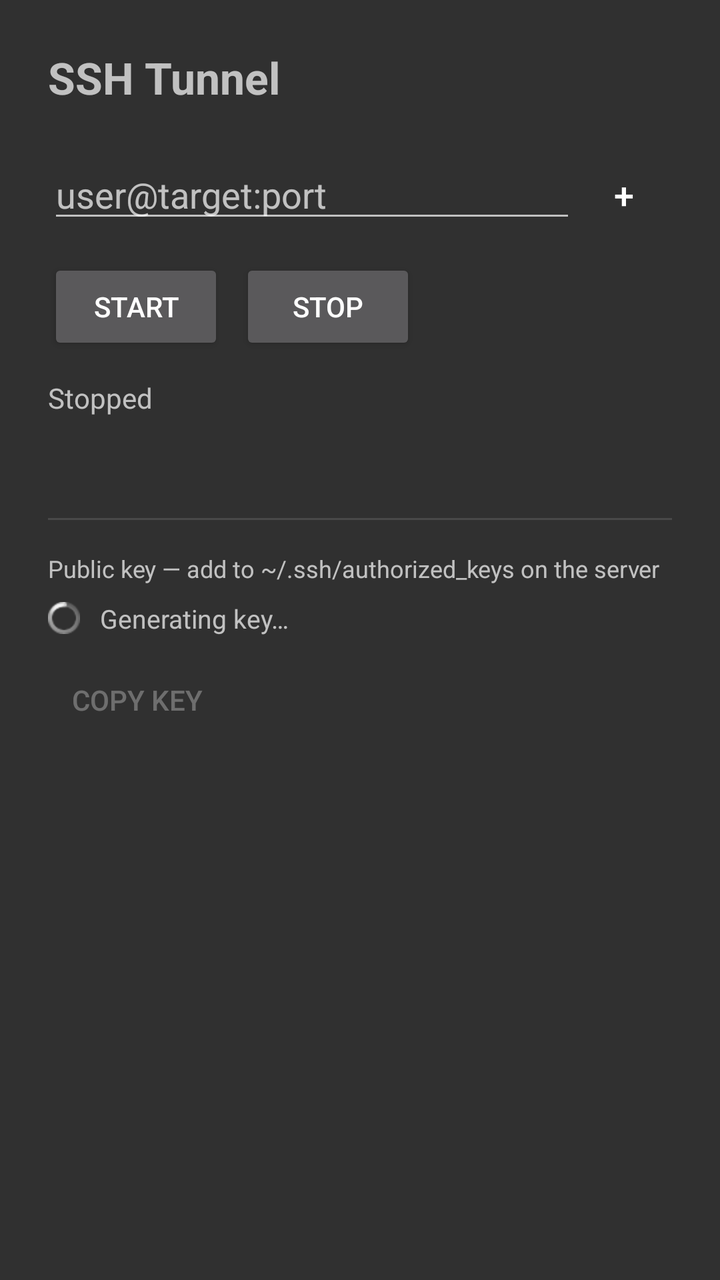
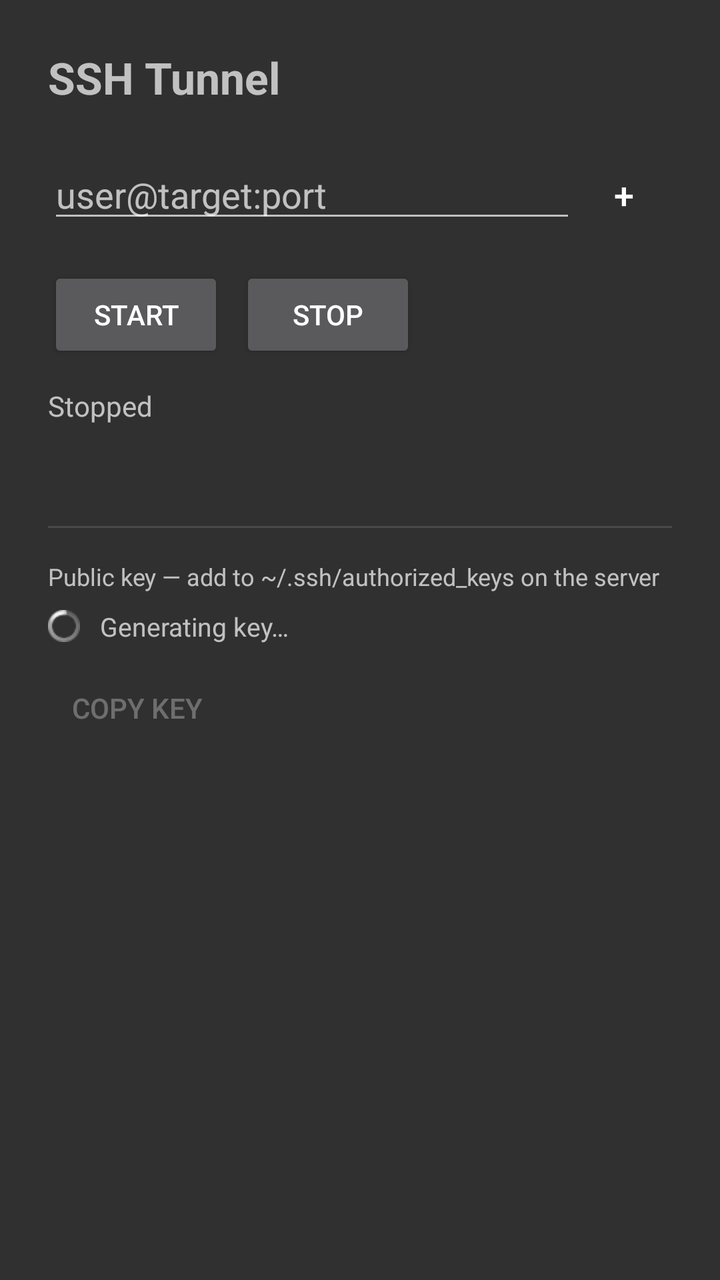

An Android layout rendered at two revisions. The XML below is the earlier revision; the diff shows what the commit changed to produce the second picture.
<!-- AndroidManifest.xml: activity theme Theme.AppCompat.NoActionBar -->
<!-- res/layout/activity_main.xml -->
<?xml version="1.0" encoding="utf-8"?>
<ScrollView xmlns:android="http://schemas.android.com/apk/res/android"
    android:layout_width="match_parent"
    android:layout_height="match_parent">

    <LinearLayout
        android:layout_width="match_parent"
        android:layout_height="wrap_content"
        android:orientation="vertical"
        android:padding="24dp">

        <TextView
            android:layout_width="wrap_content"
            android:layout_height="wrap_content"
            android:text="SSH Tunnel"
            android:textSize="22sp"
            android:textStyle="bold"
            android:layout_marginBottom="20dp" />

        <LinearLayout
            android:layout_width="match_parent"
            android:layout_height="wrap_content"
            android:orientation="horizontal"
            android:layout_marginBottom="8dp">

            <EditText
                android:id="@+id/serverInput"
                android:layout_width="0dp"
                android:layout_height="wrap_content"
                android:layout_weight="1"
                android:hint="user@target:port"
                android:inputType="textNoSuggestions|textVisiblePassword"
                android:singleLine="true" />

            <Button
                android:id="@+id/btnToggleJump"
                android:layout_width="48dp"
                android:layout_height="wrap_content"
                android:text="+"
                android:textSize="18sp"
                style="@style/Widget.AppCompat.Button.Borderless" />
        </LinearLayout>

        <LinearLayout
            android:id="@+id/jumpRow"
            android:layout_width="match_parent"
            android:layout_height="wrap_content"
            android:orientation="horizontal"
            android:visibility="gone"
            android:layout_marginBottom="12dp">

            <EditText
                android:id="@+id/jumpInput"
                android:layout_width="0dp"
                android:layout_height="wrap_content"
                android:layout_weight="1"
                android:hint="user@jump:port  (optional)"
                android:inputType="textNoSuggestions|textVisiblePassword"
                android:singleLine="true" />

            <Button
                android:id="@+id/btnRemoveJump"
                android:layout_width="48dp"
                android:layout_height="wrap_content"
                android:text="&#x2212;"
                android:textSize="18sp"
                style="@style/Widget.AppCompat.Button.Borderless" />
        </LinearLayout>

        <LinearLayout
            android:layout_width="wrap_content"
            android:layout_height="wrap_content"
            android:orientation="horizontal"
            android:layout_marginBottom="12dp">

            <Button
                android:id="@+id/btnStart"
                android:layout_width="wrap_content"
                android:layout_height="wrap_content"
                android:text="Start" />

            <Button
                android:id="@+id/btnStop"
                android:layout_width="wrap_content"
                android:layout_height="wrap_content"
                android:text="Stop"
                android:layout_marginStart="8dp" />
        </LinearLayout>

        <TextView
            android:id="@+id/status"
            android:layout_width="wrap_content"
            android:layout_height="wrap_content"
            android:text="Stopped"
            android:textSize="14sp"
            android:layout_marginBottom="4dp" />

        <TextView
            android:id="@+id/networkStatus"
            android:layout_width="wrap_content"
            android:layout_height="wrap_content"
            android:textSize="11sp"
            android:textColor="#888888"
            android:layout_marginBottom="32dp" />

        <View
            android:layout_width="match_parent"
            android:layout_height="1dp"
            android:background="?attr/dividerHorizontal"
            android:layout_marginBottom="16dp" />

        <TextView
            android:layout_width="wrap_content"
            android:layout_height="wrap_content"
            android:text="Public key — add to ~/.ssh/authorized_keys on the server"
            android:textSize="12sp"
            android:layout_marginBottom="8dp" />

        <LinearLayout
            android:id="@+id/generatingLayout"
            android:layout_width="wrap_content"
            android:layout_height="wrap_content"
            android:orientation="horizontal"
            android:gravity="center_vertical"
            android:layout_marginBottom="8dp"
            android:visibility="visible">

            <ProgressBar
                style="@android:style/Widget.ProgressBar.Small"
                android:layout_width="wrap_content"
                android:layout_height="wrap_content"
                android:layout_marginEnd="10dp" />

            <TextView
                android:layout_width="wrap_content"
                android:layout_height="wrap_content"
                android:text="Generating key…"
                android:textSize="13sp" />
        </LinearLayout>

        <TextView
            android:id="@+id/publicKey"
            android:layout_width="match_parent"
            android:layout_height="wrap_content"
            android:textSize="11sp"
            android:fontFamily="monospace"
            android:textIsSelectable="true"
            android:padding="10dp"
            android:background="#1A1A1A"
            android:textColor="#E0E0E0"
            android:layout_marginBottom="8dp"
            android:visibility="gone" />

        <LinearLayout
            android:layout_width="match_parent"
            android:layout_height="wrap_content"
            android:orientation="horizontal">

            <Button
                android:id="@+id/btnCopyKey"
                android:layout_width="wrap_content"
                android:layout_height="wrap_content"
                android:text="Copy key"
                android:enabled="false"
                style="@style/Widget.AppCompat.Button.Borderless" />

            <Button
                android:id="@+id/btnRegenKey"
                android:layout_width="wrap_content"
                android:layout_height="wrap_content"
                android:text="Regenerate key"
                android:visibility="gone"
                style="@style/Widget.AppCompat.Button.Borderless" />

        </LinearLayout>

    </LinearLayout>
</ScrollView>
<!-- resources referenced by this layout -->
<resources>

</resources>

<!-- the commit's change to res/layout/activity_main.xml (unified diff, before → after) -->
@@ -18,10 +18,36 @@
             android:layout_marginBottom="20dp" />
 
         <LinearLayout
+            android:id="@+id/jumpRow"
             android:layout_width="match_parent"
             android:layout_height="wrap_content"
             android:orientation="horizontal"
-            android:layout_marginBottom="8dp">
+            android:visibility="gone"
+            android:layout_marginBottom="4dp">
+
+            <EditText
+                android:id="@+id/jumpInput"
+                android:layout_width="0dp"
+                android:layout_height="wrap_content"
+                android:layout_weight="1"
+                android:hint="user@jump:port"
+                android:inputType="textNoSuggestions|textVisiblePassword"
+                android:singleLine="true" />
+
+            <Button
+                android:id="@+id/btnRemoveJump"
+                android:layout_width="48dp"
+                android:layout_height="wrap_content"
+                android:text="&#x2212;"
+                android:textSize="18sp"
+                style="@style/Widget.AppCompat.Button.Borderless" />
+        </LinearLayout>
+
+        <LinearLayout
+            android:layout_width="match_parent"
+            android:layout_height="wrap_content"
+            android:orientation="horizontal"
+            android:layout_marginBottom="12dp">
 
             <EditText
                 android:id="@+id/serverInput"
@@ -37,32 +63,6 @@
                 android:layout_width="48dp"
                 android:layout_height="wrap_content"
                 android:text="+"
-                android:textSize="18sp"
-                style="@style/Widget.AppCompat.Button.Borderless" />
-        </LinearLayout>
-
-        <LinearLayout
-            android:id="@+id/jumpRow"
-            android:layout_width="match_parent"
-            android:layout_height="wrap_content"
-            android:orientation="horizontal"
-            android:visibility="gone"
-            android:layout_marginBottom="12dp">
-
-            <EditText
-                android:id="@+id/jumpInput"
-                android:layout_width="0dp"
-                android:layout_height="wrap_content"
-                android:layout_weight="1"
-                android:hint="user@jump:port  (optional)"
-                android:inputType="textNoSuggestions|textVisiblePassword"
-                android:singleLine="true" />
-
-            <Button
-                android:id="@+id/btnRemoveJump"
-                android:layout_width="48dp"
-                android:layout_height="wrap_content"
-                android:text="&#x2212;"
                 android:textSize="18sp"
                 style="@style/Widget.AppCompat.Button.Borderless" />
         </LinearLayout>
